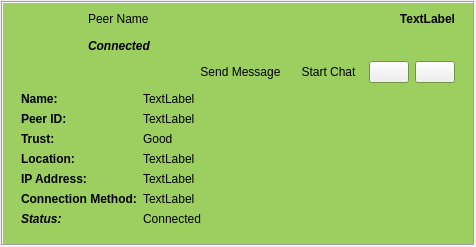
Old version of the form retroshare-gui/src/gui/feeds/PeerItem.ui in the repository RetroShare/RetroShare.
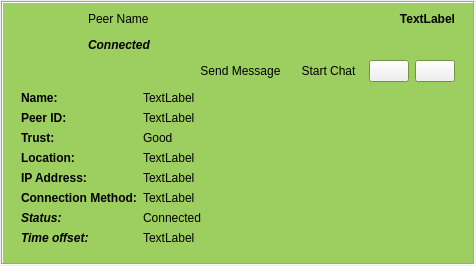
New version of the form. Icons and pictures are not drawn. Custom widgets are drawn as their Qt base class.

Commit message: Add Friend Time Offset news feed.

```diff
--- a/retroshare-gui/src/gui/feeds/PeerItem.ui
+++ b/retroshare-gui/src/gui/feeds/PeerItem.ui
@@ -7,11 +7,20 @@
     <x>0</x>
     <y>0</y>
     <width>476</width>
-    <height>247</height>
+    <height>250</height>
    </rect>
   </property>
-  <layout class="QGridLayout">
-   <property name="margin">
+  <layout class="QGridLayout" name="PeerItemGLayout">
+   <property name="leftMargin">
+    <number>1</number>
+   </property>
+   <property name="topMargin">
+    <number>1</number>
+   </property>
+   <property name="rightMargin">
+    <number>1</number>
+   </property>
+   <property name="bottomMargin">
     <number>1</number>
    </property>
    <item row="0" column="0">
@@ -95,13 +104,13 @@
      <property name="frameShadow">
       <enum>QFrame::Sunken</enum>
      </property>
-     <layout class="QGridLayout">
+     <layout class="QGridLayout" name="frameGLayout">
       <property name="verticalSpacing">
        <number>0</number>
       </property>
       <item row="0" column="0">
        <widget class="QFrame" name="peerFrame">
-        <layout class="QGridLayout">
+        <layout class="QGridLayout" name="peerFrameGLayout">
          <property name="leftMargin">
           <number>0</number>
          </property>
@@ -128,7 +137,7 @@
           </widget>
          </item>
          <item row="0" column="1">
-          <layout class="QGridLayout">
+          <layout class="QGridLayout" name="peerNameGLayout">
            <item row="0" column="0">
             <widget class="StyledLabel" name="peerNameLabel">
              <property name="text">
@@ -165,7 +174,7 @@
           </layout>
          </item>
          <item row="0" column="2">
-          <layout class="QHBoxLayout" name="horizontalLayout_2">
+          <layout class="QHBoxLayout" name="lastHLayout">
            <item>
             <spacer name="horizontalSpacer">
              <property name="orientation">
@@ -204,9 +213,9 @@
           </layout>
          </item>
          <item row="1" column="1" colspan="2">
-          <layout class="QHBoxLayout" name="horizontalLayout_3">
+          <layout class="QHBoxLayout" name="buttonHLayout">
            <item>
-            <spacer>
+            <spacer name="buttonHSpacer">
              <property name="orientation">
               <enum>Qt::Horizontal</enum>
              </property>
@@ -317,9 +326,9 @@
       </item>
       <item row="1" column="0">
        <widget class="QFrame" name="expandFrame">
-        <layout class="QGridLayout">
+        <layout class="QGridLayout" name="expandFrameGLayout">
          <item row="0" column="0">
-          <layout class="QHBoxLayout" name="horizontalLayout">
+          <layout class="QHBoxLayout" name="expandFrameHLayout">
            <item>
             <layout class="QVBoxLayout" name="verticalLayout">
              <item>
@@ -426,6 +435,26 @@
                </property>
               </widget>
              </item>
+             <item>
+              <widget class="QLabel" name="offsetText">
+               <property name="sizePolicy">
+                <sizepolicy hsizetype="Minimum" vsizetype="Minimum">
+                 <horstretch>0</horstretch>
+                 <verstretch>0</verstretch>
+                </sizepolicy>
+               </property>
+               <property name="font">
+                <font>
+                 <weight>75</weight>
+                 <italic>true</italic>
+                 <bold>true</bold>
+                </font>
+               </property>
+               <property name="text">
+                <string>Time offset:</string>
+               </property>
+              </widget>
+             </item>
             </layout>
            </item>
            <item>
@@ -509,6 +538,13 @@
                </property>
               </widget>
              </item>
+             <item>
+              <widget class="QLabel" name="offsetLabel">
+               <property name="text">
+                <string notr="true">TextLabel</string>
+               </property>
+              </widget>
+             </item>
             </layout>
            </item>
           </layout>
@@ -531,17 +567,17 @@
   </action>
  </widget>
  <customwidgets>
+  <customwidget>
+   <class>StyledLabel</class>
+   <extends>QLabel</extends>
+   <header>gui/common/StyledLabel.h</header>
+  </customwidget>
   <customwidget>
    <class>AvatarWidget</class>
    <extends>QLabel</extends>
    <header>gui/common/AvatarWidget.h</header>
    <container>1</container>
   </customwidget>
-  <customwidget>
-   <class>StyledLabel</class>
-   <extends>QLabel</extends>
-   <header>gui/common/StyledLabel.h</header>
-  </customwidget>
  </customwidgets>
  <resources>
   <include location="../images.qrc"/>
```
Left out of the diff: 20 changed lines with no effect on the pictures. The commit also changes 8 other files.
